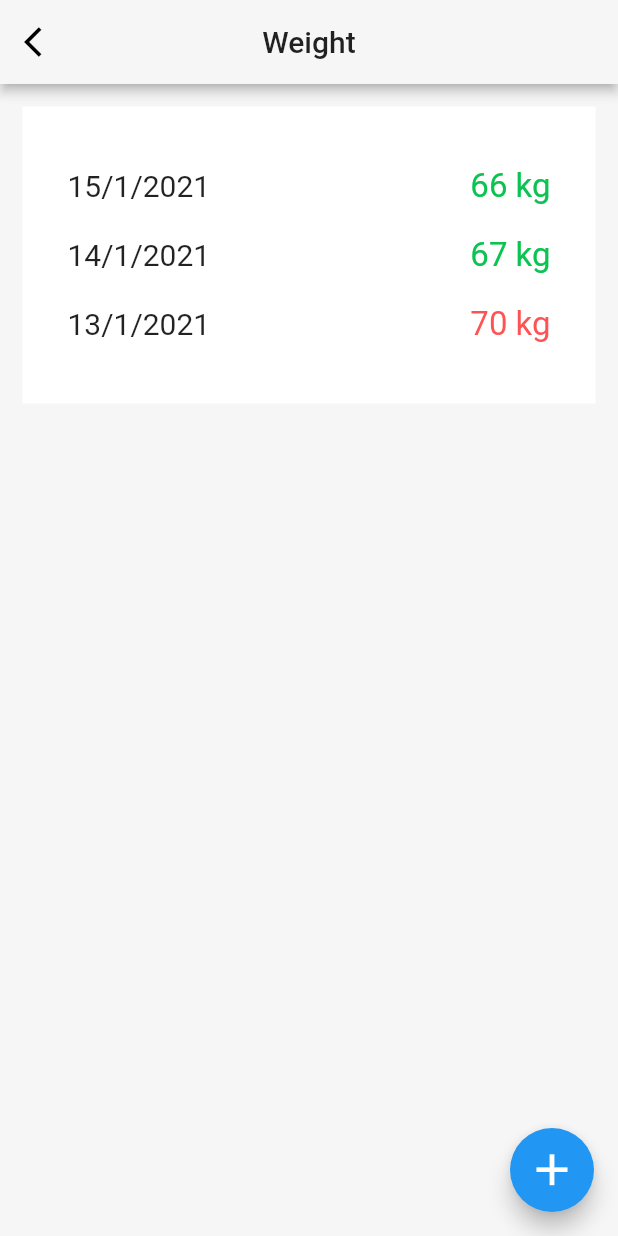
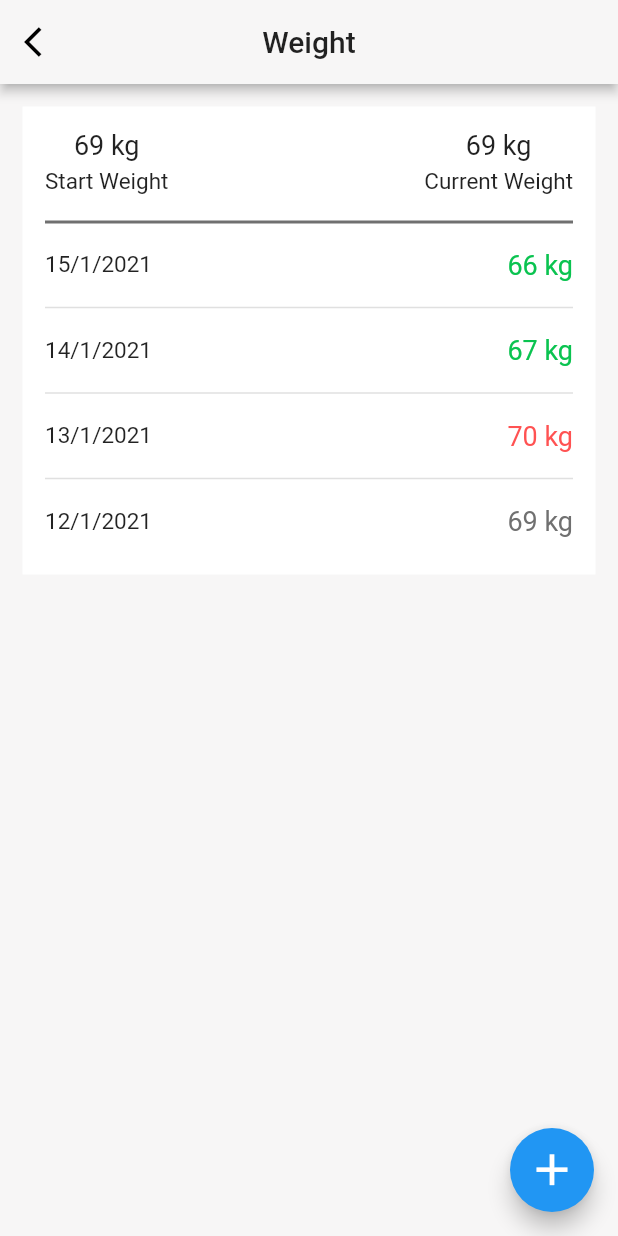
Before and after one commit to samuelkhor97/SummerHealthcareApp, a Flutter app: the WeightPage screen opened directly, on a phone screen of 412 x 824 dp. Run offline on Flutter 3.47's test engine with Material 2 defaults, Android fonts, the phone set to English and light mode, and no system bars; our stand-ins replace cached_network_image, cloud_firestore, firebase_auth, firebase_core, firebase_storage, flutter_image_compress and 5 more; missing offline and left inert: age; accounts and stored records are empty.

Commit message:
Added title for weight page (user)

```diff
--- a/summer_healthcare_app/lib/home/user/monitoring/weight_page.dart
+++ b/summer_healthcare_app/lib/home/user/monitoring/weight_page.dart
@@ -14,26 +14,24 @@ class _WeightPageState extends State<WeightPage> {
     super.initState();
   }
 
-  Widget addWeight(date, weight, startWeight) {
+  Widget addWeight(date, weight, lastWeight) {
     return Padding(
       padding: EdgeInsets.fromLTRB(0, Dimensions.d_10, 0, Dimensions.d_10),
       child: Row(
         children: <Widget>[
           Text(
-              date.toString(),
-            style: TextStyle(
-              fontSize: 20
-            ),
+            date.toString(),
+            style: TextStyle(fontSize: FontSizes.normalText),
           ),
           Text(
-              weight.toString() + ' kg',
+            weight.toString() + ' kg',
             style: TextStyle(
-                fontSize: 22,
-                color: weight > startWeight
+                fontSize: FontSizes.biggerText,
+                color: weight > lastWeight
                     ? Colours.red
-                    : weight < startWeight
-                    ? Colours.green
-                    : Colours.grey),
+                    : weight < lastWeight
+                        ? Colours.green
+                        : Colours.grey),
           )
         ],
         mainAxisAlignment: MainAxisAlignment.spaceBetween,
@@ -43,12 +41,12 @@ class _WeightPageState extends State<WeightPage> {
 
   @override
   Widget build(BuildContext context) {
-
     if (weightList == null) {
       weightList = [
-        addWeight('15/1/2021', 66, 69),
-        addWeight('14/1/2021', 67, 69),
-        addWeight('13/1/2021', 70, 69)
+        addWeight('15/1/2021', 66, 67),
+        addWeight('14/1/2021', 67, 70),
+        addWeight('13/1/2021', 70, 69),
+        addWeight('12/1/2021', 69, 69)
       ];
     }
 
@@ -76,15 +74,60 @@ class _WeightPageState extends State<WeightPage> {
               child: Container(
                 color: Colours.white,
                 child: Padding(
-                  padding: EdgeInsets.all(Dimensions.d_30),
+                  padding: EdgeInsets.all(Dimensions.d_15),
                   child: Column(
                     children: <Widget>[
+                      Row(
+                          mainAxisAlignment: MainAxisAlignment.spaceBetween,
+                          children: [
+                            Column(
+                              mainAxisAlignment: MainAxisAlignment.center,
+                              children: [
+                                Text(
+                                  '69 kg',
+                                  style:
+                                      TextStyle(fontSize: FontSizes.biggerText),
+                                ),
+                                SizedBox(height: Dimensions.d_5,),
+                                Text('Start Weight',
+                                    style: TextStyle(
+                                        fontSize: FontSizes.normalText))
+                              ],
+                            ),
+                            Column(
+                              mainAxisAlignment: MainAxisAlignment.center,
+                              children: [
+                                Text(
+                                  '69 kg',
+                                  style:
+                                  TextStyle(fontSize: FontSizes.biggerText),
+                                ),
+                                SizedBox(height: Dimensions.d_5,),
+                                Text('Current Weight',
+                                    style: TextStyle(
+                                        fontSize: FontSizes.normalText))
+                              ],
+                            )
+                          ]),
+                      SizedBox(height: Dimensions.d_10),
+                      Divider(
+                        color: Colours.grey,
+                        thickness: Dimensions.d_2,
+                      ),
                       ListView.builder(
                         physics: NeverScrollableScrollPhysics(),
                         shrinkWrap: true,
                         itemCount: this.weightList.length,
                         itemBuilder: (BuildContext context, int index) {
-                          return this.weightList[index];
+                          return index == this.weightList.length - 1 ? this.weightList[index] : Column(
+                            children: [
+                              this.weightList[index],
+                              Divider(
+                                color: Colours.lighterGrey,
+                                thickness: Dimensions.d_1,
+                              )
+                            ],
+                          );
                         },
                       )
                     ],
--- a/summer_healthcare_app/lib/landing/user_signup_page_1.dart
+++ b/summer_healthcare_app/lib/landing/user_signup_page_1.dart
@@ -52,7 +52,7 @@ class _UserSignUpPage1State extends State<UserSignUpPage1> {
       isButtonDisabled = true;
   }
 
-  Future<DateTime> _pickDate({bool isStart = true}) async {
+  Future<DateTime> _pickDate() async {
     DateTime selectedDate =
     await showDatePicker(
         context: context,
```
